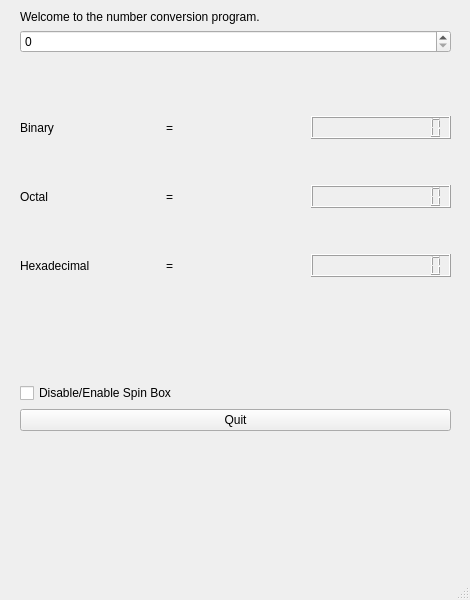
Old version of the form PR7/mainwindow.ui in the repository RaufasertapetenEnjoyer/MMI-_und_GUI_Programmierung.
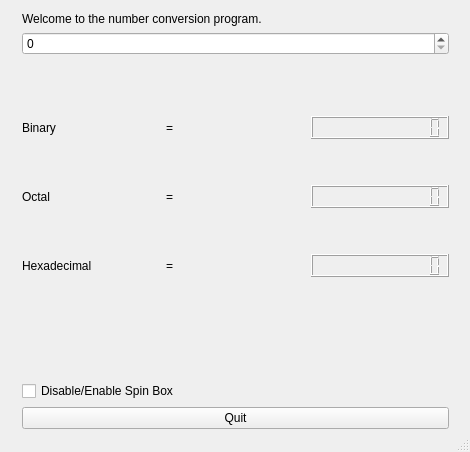
New version of the form.

What changed in the file:
```diff
--- a/PR7/mainwindow.ui
+++ b/PR7/mainwindow.ui
@@ -7,14 +7,20 @@
     <x>0</x>
     <y>0</y>
     <width>470</width>
-    <height>600</height>
+    <height>452</height>
    </rect>
   </property>
   <property name="windowTitle">
    <string>Number conversion program</string>
   </property>
   <widget class="QWidget" name="centralwidget">
-   <widget class="QWidget" name="">
+   <property name="minimumSize">
+    <size>
+     <width>470</width>
+     <height>430</height>
+    </size>
+   </property>
+   <widget class="QWidget" name="layoutWidget">
     <property name="geometry">
      <rect>
       <x>20</x>
@@ -24,6 +30,21 @@
      </rect>
     </property>
     <layout class="QVBoxLayout" name="verticalLayout_3">
+     <property name="spacing">
+      <number>6</number>
+     </property>
+     <property name="leftMargin">
+      <number>2</number>
+     </property>
+     <property name="topMargin">
+      <number>2</number>
+     </property>
+     <property name="rightMargin">
+      <number>2</number>
+     </property>
+     <property name="bottomMargin">
+      <number>2</number>
+     </property>
      <item>
       <layout class="QVBoxLayout" name="verticalLayout">
        <item>
@@ -174,6 +195,9 @@
        <property name="orientation">
         <enum>Qt::Vertical</enum>
        </property>
+       <property name="sizeType">
+        <enum>QSizePolicy::MinimumExpanding</enum>
+       </property>
        <property name="sizeHint" stdset="0">
         <size>
          <width>20</width>
```
